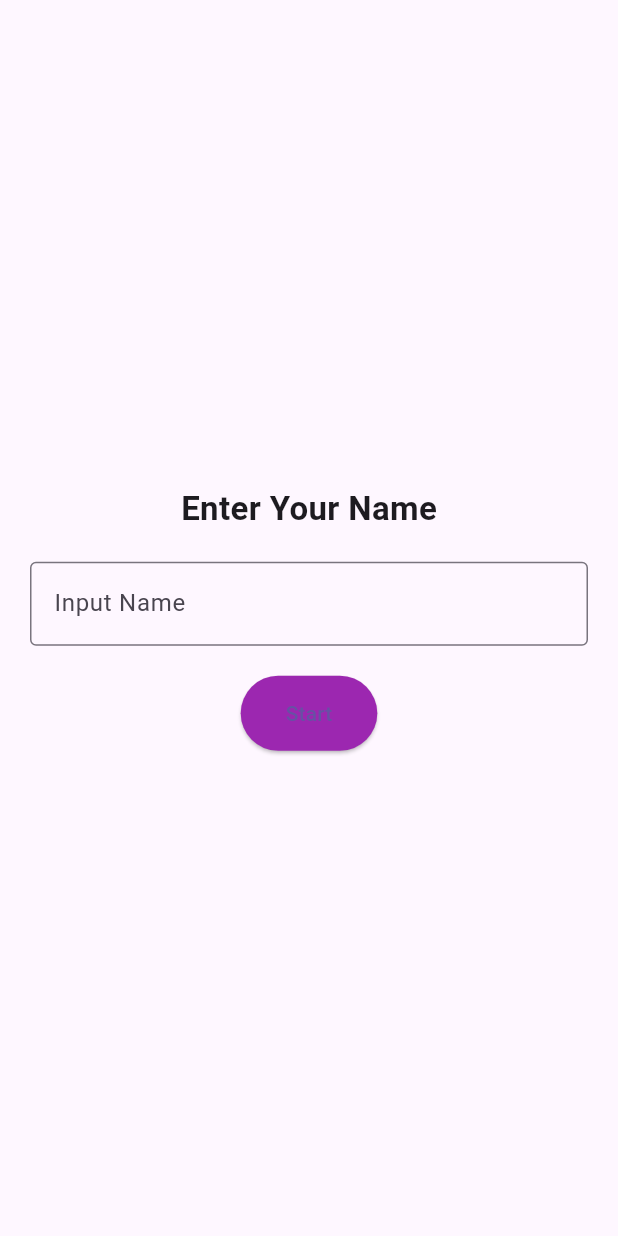
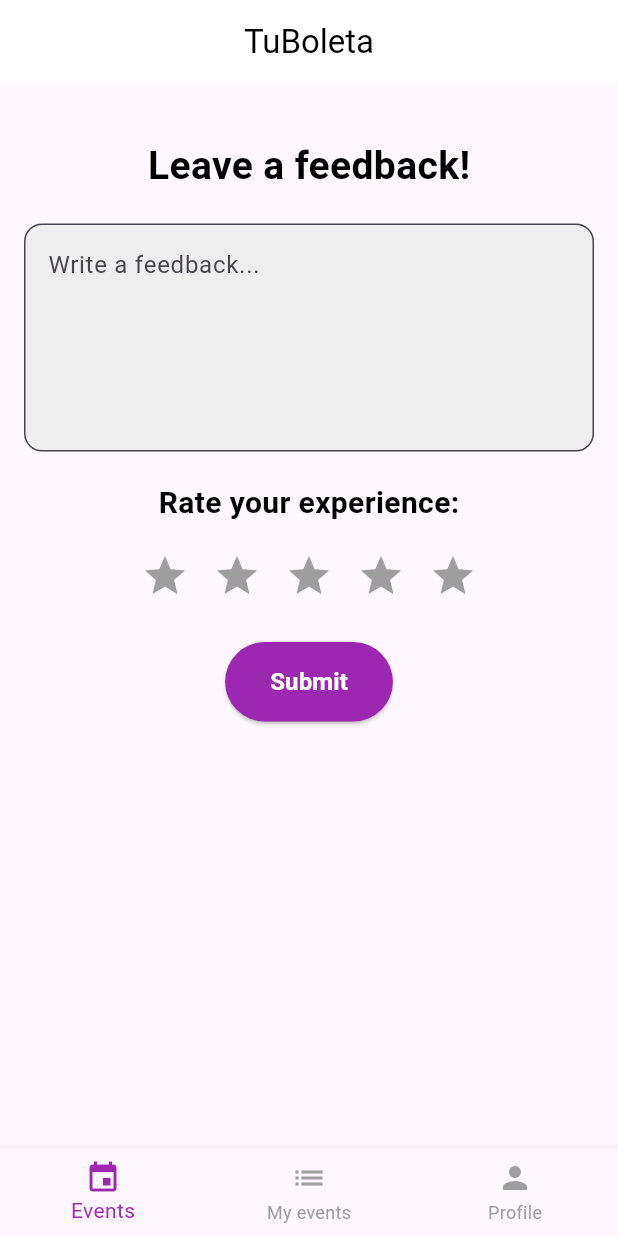
Before and after one commit to ana03ap/f_project1_movil, a Flutter app: the screen it shows after launch, on a phone screen of 412 x 824 dp. Run offline on Flutter 3.47's test engine with Material 3 defaults, Android fonts, the phone set to English and light mode, and no system bars; our stand-ins replace get.

Commit message:
adding feedback, botomnavbar,details,constants

```diff
--- /dev/null
+++ b/lib/core/constants/app_assets.dart
@@ -0,0 +1,3 @@
+class AppAssets {
+  static const String eventImage = 'lib/assets/events_details.jpeg';
+}
--- /dev/null
+++ b/lib/core/constants/app_colors.dart
@@ -0,0 +1,10 @@
+import 'package:flutter/material.dart';
+
+class AppColors {
+  static const Color primary = Colors.purple;
+  static const Color textPrimary = Colors.black;
+  static const Color textSecondary = Colors.grey;
+  static const Color background = Colors.white;
+  static const Color buttonBackground = Color(0xFF6200EE); // Color morado oscuro
+  static const Color buttonBorder = Colors.purple;
+}
--- /dev/null
+++ b/lib/core/constants/app_styles.dart
@@ -0,0 +1,36 @@
+
+import 'package:f_project_1/core/constants/app_colors.dart';
+import 'package:flutter/material.dart';
+
+
+class AppStyles {
+  static const TextStyle title = TextStyle(
+    fontSize: 26,
+    fontWeight: FontWeight.bold,
+    color: AppColors.textPrimary,
+  );
+
+  static const TextStyle subtitle = TextStyle(
+    fontSize: 20,
+    fontWeight: FontWeight.bold,
+    color: AppColors.textPrimary,
+  );
+
+  static const TextStyle normal = TextStyle(
+    fontSize: 15,
+    color: AppColors.textSecondary,
+  );
+
+  static const TextStyle bold = TextStyle(
+    fontSize: 15,
+    fontWeight: FontWeight.bold,
+    color: AppColors.textPrimary,
+  );
+
+
+    static const TextStyle button = TextStyle(
+    fontSize: 16,
+    fontWeight: FontWeight.bold,
+    color: AppColors.background,
+  );
+}
--- a/lib/main.dart
+++ b/lib/main.dart
@@ -1,6 +1,8 @@
+import 'package:f_project_1/presentation/pages/feedback_screen.dart';
 import 'package:flutter/material.dart';
 import 'package:get/get.dart';
 import '../presentation/pages/home_screen.dart';
+import '../presentation/pages/details_screen.dart';
 
 void main() {
   runApp(const MyApp());
@@ -12,11 +14,12 @@ class MyApp extends StatelessWidget {
   @override
   Widget build(BuildContext context) {
     return GetMaterialApp(
-      title: 'Conference Management App',
+      title: 'TuBoleta',
       theme: ThemeData(
         primarySwatch: Colors.purple,
       ),
-      home: const HomeScreen(),
+      home:  const FeedbackScreen(),
+      debugShowCheckedModeBanner: false,
     );
   }
 }
--- /dev/null
+++ b/lib/presentation/pages/feedback_screen.dart
@@ -0,0 +1,123 @@
+import 'package:flutter/material.dart';
+import 'package:get/get.dart';
+import '../../core/constants/app_colors.dart';
+import '../../core/constants/app_styles.dart';
+import '../widgets/bottom_nav_bar.dart';
+
+class FeedbackScreen extends StatefulWidget {
+  const FeedbackScreen({Key? key}) : super(key: key);
+
+  @override
+  State<FeedbackScreen> createState() => _FeedbackScreenState();
+}
+
+class _FeedbackScreenState extends State<FeedbackScreen> {
+  final TextEditingController feedbackController = TextEditingController();
+  final RxInt selectedRating = 0.obs;  // Variable reactiva para manejar las estrellas seleccionadas
+  int _currentIndex = 0;
+
+  void _onTap(int index) {
+    setState(() {
+      _currentIndex = index;
+      if (index == 0) {
+        Get.toNamed('/events');
+      } else if (index == 1) {
+        Get.toNamed('/my_events');
+      } else if (index == 2) {
+        Get.toNamed('/profile');
+      }
+    });
+  }
+
+  @override
+  Widget build(BuildContext context) {
+    return Scaffold(
+      appBar: AppBar(
+        title: const Text('TuBoleta'),
+        centerTitle: true,
+        backgroundColor: Colors.white,
+        elevation: 0,
+        foregroundColor: AppColors.textPrimary,
+      ),
+      body: SingleChildScrollView(
+        padding: const EdgeInsets.all(16.0),
+        child: Column(
+          crossAxisAlignment: CrossAxisAlignment.center,
+          children: [
+            const SizedBox(height: 20),
+            const Text(
+              'Leave a feedback!',
+              style: AppStyles.title,
+            ),
+            const SizedBox(height: 20),
+            TextField(
+              controller: feedbackController,
+              maxLines: 5,
+              decoration: InputDecoration(
+                hintText: 'Write a feedback...',
+                border: OutlineInputBorder(
+                  borderRadius: BorderRadius.circular(12),
+                ),
+                fillColor: Colors.grey.shade200,
+                filled: true,
+              ),
+            ),
+            const SizedBox(height: 20),
+            const Text(
+              'Rate your experience:',
+              style: AppStyles.subtitle,
+            ),
+            const SizedBox(height: 10),
+
+            // 🔥 RATING STARS
+            Obx(() => Row(
+              mainAxisAlignment: MainAxisAlignment.center,
+              children: List.generate(5, (index) => IconButton(
+                onPressed: () {
+                  selectedRating.value = index + 1;
+                },
+                icon: Icon(
+                  Icons.star,
+                  color: index < selectedRating.value ? Colors.purple : Colors.grey,
+                  size: 32,
+                ),
+              )),
+            )),
+
+            const SizedBox(height: 20),
+            ElevatedButton(
+              onPressed: () {
+                if (feedbackController.text.isNotEmpty && selectedRating.value > 0) {
+                  Get.snackbar(
+                    'Feedback Sent!',
+                    'Thank you for your feedback!',
+                    snackPosition: SnackPosition.BOTTOM,
+                  );
+                  feedbackController.clear();
+                  selectedRating.value = 0;
+                } else {
+                  Get.snackbar(
+                    'Error',
+                    'Please write feedback and select a rating.',
+                    snackPosition: SnackPosition.BOTTOM,
+                    backgroundColor: Colors.red,
+                    colorText: Colors.white,
+                  );
+                }
+              },
+              style: ElevatedButton.styleFrom(
+                backgroundColor: AppColors.primary,
+                padding: const EdgeInsets.symmetric(horizontal: 30, vertical: 15),
+              ),
+              child: const Text('Submit', style: AppStyles.button),
+            ),
+          ],
+        ),
+      ),
+      bottomNavigationBar: BottomNavBar(
+        currentIndex: _currentIndex,
+        onTap: _onTap,
+      ),
+    );
+  }
+}
--- /dev/null
+++ b/lib/presentation/widgets/bottom_nav_bar.dart
@@ -0,0 +1,37 @@
+import 'package:flutter/material.dart';
+
+class BottomNavBar extends StatelessWidget {
+  final int currentIndex;
+  final Function(int) onTap;
+
+  const BottomNavBar({
+    Key? key,
+    required this.currentIndex,
+    required this.onTap,
+  }) : super(key: key);
+
+  @override
+  Widget build(BuildContext context) {
+    return BottomNavigationBar(
+      currentIndex: currentIndex,
+      onTap: onTap,
+      items: const [
+        BottomNavigationBarItem(
+          icon: Icon(Icons.event),
+          label: 'Events',
+        ),
+        BottomNavigationBarItem(
+          icon: Icon(Icons.list),
+          label: 'My events',
+        ),
+        BottomNavigationBarItem(
+          icon: Icon(Icons.person),
+          label: 'Profile',
+        ),
+      ],
+      selectedItemColor: Colors.purple,   // 🔥 Color morado para ítems seleccionados
+      unselectedItemColor: Colors.grey,   // 🔥 Color gris para ítems no seleccionados
+      showUnselectedLabels: true,
+    );
+  }
+}
```
Also changed, not shown: lib/core/network_info.dart (deleted, +0 -40 lines), lib/domain/entities/random_user.dart (deleted, +0 -17 lines), lib/domain/repositories/iuserrepository.dart (deleted, +0 -9 lines), lib/domain/use_case/user_use_case.dart (deleted, +0 -15 lines), lib/presentation/pages/details_screen.dart (added, +141 -0 lines), lib/presentation/pages/home_screen.dart (+36 -12 lines), lib/presentation/pages/startpage.dart (added, +21 -0 lines), pubspec.yaml (+6 -27 lines), lib/assets/events_details.jpeg (added), pubspec.lock.
